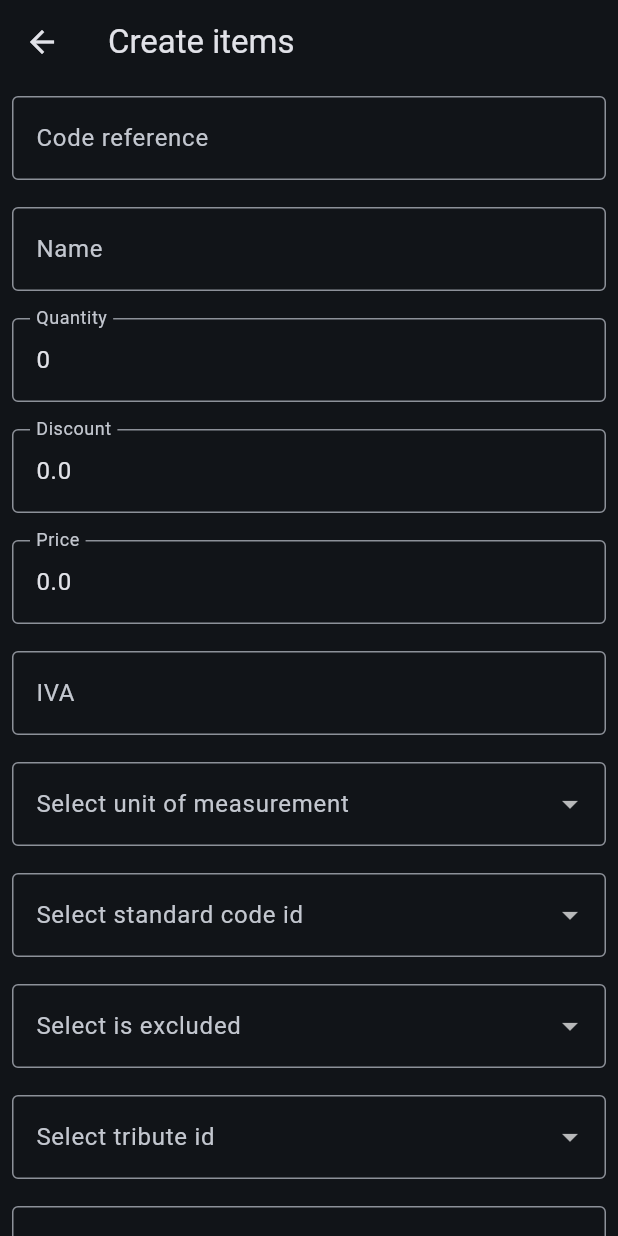
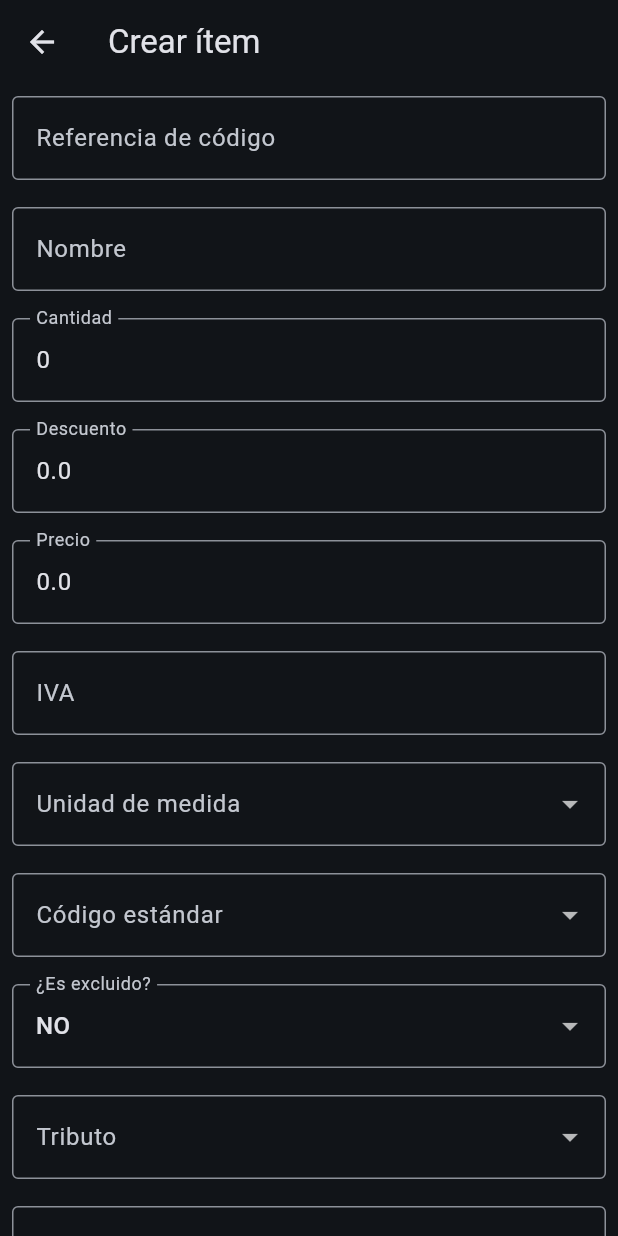
Before and after one commit to EndoRodrigo/final-app, a Flutter app: the ItemView screen opened by its route, on a phone screen of 412 x 824 dp. Run offline on Flutter 3.47's test engine with Material 3 defaults, Android fonts, the phone set to English and light mode, and no system bars; our stand-ins replace cloud_firestore, firebase_auth, firebase_core, flutter_screenutil, get; accounts and stored records are empty; generated files the repository leaves out were written again.

Commit message:
fix: ajuste de la logica de view en el crud

```diff
--- a/lib/ui/core/controller/item_controller.dart
+++ b/lib/ui/core/controller/item_controller.dart
@@ -30,7 +30,7 @@ class ItemController extends GetxController{
   final standard_code_id = 0.obs;
   final is_excluded = 0.obs;
   final tribute_id = 0.obs;
-  final withholding_taxes = <Withholding_taxes>[].obs;
+  //final withholding_taxes = <Withholding_taxes>[].obs;
 
 
   @override
@@ -53,6 +53,7 @@ class ItemController extends GetxController{
   Future<void> addcontroller() async {
     try {
       isLoading.value = true;
+      print(_payload());
       await _service.createItem(_payload());
       Get.snackbar('Éxito', 'Cliente creado correctamente', snackPosition: SnackPosition.BOTTOM,);
       Get.back();
@@ -102,7 +103,7 @@ class ItemController extends GetxController{
       standard_code_id: standard_code_id.value,
       is_excluded: is_excluded.value,
       tribute_id: tribute_id.value,
-      withholding_taxes: withholding_taxes.value,
+      //withholding_taxes: withholding_taxes.value,
     );
   }
 
@@ -120,7 +121,7 @@ class ItemController extends GetxController{
       standard_code_id.value = controller.value!['standard_code_id'];
       is_excluded.value = controller.value!['is_excluded'];
       tribute_id.value = controller.value!['tribute_id'];
-      withholding_taxes.value = controller.value!['withholding_taxes'];
+      //withholding_taxes.value = controller.value!['withholding_taxes'];
 
     } else {
       controller.value = null;
@@ -140,6 +141,6 @@ class ItemController extends GetxController{
     standard_code_id.value = 0;
     is_excluded.value = 0;
     tribute_id.value = 0;
-    withholding_taxes.value = [];
+    //withholding_taxes.value = [];
   }
 }
--- a/lib/ui/core/view/item_view.dart
+++ b/lib/ui/core/view/item_view.dart
@@ -1,7 +1,5 @@
 import 'package:flutter/material.dart';
-import 'package:get/get_state_manager/src/rx_flutter/rx_obx_widget.dart';
-import 'package:get/get_state_manager/src/simple/get_view.dart';
-import 'package:tirando_factos/domain/models/withholding_taxes.dart';
+import 'package:get/get.dart';
 
 import '../controller/item_controller.dart';
 
@@ -11,7 +9,7 @@ class ItemView extends GetView<ItemController> {
   @override
   Widget build(BuildContext context) {
     return Scaffold(
-      appBar: AppBar(title: Obx(() => Text(controller.isEditing ? 'Edit item' : 'Create items'))),
+      appBar: AppBar(title: Obx(() => Text(controller.isEditing ? 'Editar ítem' : 'Crear ítem'))),
       body: SingleChildScrollView(
         child: Padding(
           padding: const EdgeInsets.all(8.0),
@@ -21,114 +19,107 @@ class ItemView extends GetView<ItemController> {
               children: [
                 TextFormField(
                   initialValue: controller.code_reference.value,
-                  decoration: InputDecoration(label: Text('Code reference'), border: OutlineInputBorder(),),
+                  decoration: const InputDecoration(label: Text('Referencia de código'), border: OutlineInputBorder()),
                   onChanged: (v) => controller.code_reference.value = v,
                   validator: (v) => v == null || v.isEmpty ? 'Campo requerido' : null,
                 ),
-                SizedBox(height: 18),
+                const SizedBox(height: 18),
                 TextFormField(
                   initialValue: controller.name.value,
-                  decoration: InputDecoration(label: Text('Name'), border: OutlineInputBorder(),),
+                  decoration: const InputDecoration(label: Text('Nombre'), border: OutlineInputBorder()),
                   onChanged: (v) => controller.name.value = v,
                   validator: (v) => v == null || v.isEmpty ? 'Campo requerido' : null,
                 ),
-                SizedBox(height: 18),
+                const SizedBox(height: 18),
                 TextFormField(
                   initialValue: controller.quantity.value.toString(),
-                  decoration: InputDecoration(label: Text('Quantity'), border: OutlineInputBorder(),),
-                  onChanged: (v) => controller.quantity.value = int.parse(v),
+                  decoration: const InputDecoration(label: Text('Cantidad'), border: OutlineInputBorder()),
+                  keyboardType: TextInputType.number,
+                  onChanged: (v) => controller.quantity.value = int.tryParse(v) ?? 0,
                   validator: (v) => v == null || v.isEmpty ? 'Campo requerido' : null,
                 ),
-                SizedBox(height: 18),
+                const SizedBox(height: 18),
                 TextFormField(
                   initialValue: controller.discount_rate.value.toString(),
-                  decoration: InputDecoration(label: Text('Discount'), border: OutlineInputBorder(),),
-                  onChanged: (v) => controller.discount_rate.value = double.parse(v),
+                  decoration: const InputDecoration(label: Text('Descuento'), border: OutlineInputBorder()),
+                  keyboardType: TextInputType.number,
+                  onChanged: (v) => controller.discount_rate.value = double.tryParse(v) ?? 0.0,
                   validator: (v) => v == null || v.isEmpty ? 'Campo requerido' : null,
                 ),
-                SizedBox(height: 18),
+                const SizedBox(height: 18),
                 TextFormField(
                   initialValue: controller.price.value.toString(),
-                  decoration: InputDecoration(label: Text('Price'), border: OutlineInputBorder(),),
-                  onChanged: (v) => controller.price.value = double.parse(v),
+                  decoration: const InputDecoration(label: Text('Precio'), border: OutlineInputBorder()),
+                  keyboardType: TextInputType.number,
+                  onChanged: (v) => controller.price.value = double.tryParse(v) ?? 0.0,
                   validator: (v) => v == null || v.isEmpty ? 'Campo requerido' : null,
                 ),
-                SizedBox(height: 18),
+                const SizedBox(height: 18),
                 TextFormField(
                   initialValue: controller.tax_rate.value,
-                  decoration: InputDecoration(label: Text('IVA'), border: OutlineInputBorder(),),
+                  decoration: const InputDecoration(label: Text('IVA'), border: OutlineInputBorder()),
                   onChanged: (v) => controller.tax_rate.value = v,
                   validator: (v) => v == null || v.isEmpty ? 'Campo requerido' : null,
                 ),
-                SizedBox(height: 18),
-                Obx(() => DropdownButtonFormField(
-                  decoration: InputDecoration(
-                    label: Text('Select unit of measurement'),
-                    border: OutlineInputBorder(),
-                  ),
-                  items: [
+                const SizedBox(height: 18),
+                Obx(() => DropdownButtonFormField<int>(
+                  value: controller.unit_measure_id.value == 0 ? null : controller.unit_measure_id.value,
+                  decoration: const InputDecoration(label: Text('Unidad de medida'), border: OutlineInputBorder()),
+                  items: const [
                     DropdownMenuItem(value: 70, child: Text('Unidad')),
-                    DropdownMenuItem(value: 414, child: Text('kilogramo')),
+                    DropdownMenuItem(value: 414, child: Text('Kilogramo')),
                   ],
-                  onChanged: (v) => controller.unit_measure_id.value = int.parse(v as String),
-                ),),
-                SizedBox(height: 18),
-                Obx(() => DropdownButtonFormField(
-                  decoration: InputDecoration(label: Text('Select standard code id'), border: OutlineInputBorder(),),
-                  items: [
+                  onChanged: (v) => controller.unit_measure_id.value = v!,
+                )),
+                const SizedBox(height: 18),
+                Obx(() => DropdownButtonFormField<int>(
+                  value: controller.standard_code_id.value == 0 ? null : controller.standard_code_id.value,
+                  decoration: const InputDecoration(label: Text('Código estándar'), border: OutlineInputBorder()),
+                  items: const [
                     DropdownMenuItem(value: 1, child: Text('Unidad')),
-                    DropdownMenuItem(value: 2, child: Text('kilogramo')),
+                    DropdownMenuItem(value: 2, child: Text('Kilogramo')),
                   ],
-                  onChanged: (v) => controller.standard_code_id.value = int.parse(v as String),
-                ),),
-                SizedBox(height: 18),
-                Obx(() => DropdownButtonFormField(
-                  decoration: InputDecoration(
-                    label: Text('Select is excluded'),
-                    border: OutlineInputBorder(),
-                  ),
-                  items: [
-                    DropdownMenuItem(value: 1, child: Text('SI')),
-                    DropdownMenuItem(value: 0, child: Text('No')),
+                  onChanged: (v) => controller.standard_code_id.value = v!,
+                )),
+                const SizedBox(height: 18),
+                Obx(() => DropdownButtonFormField<int>(
+                  value: controller.is_excluded.value,
+                  decoration: const InputDecoration(label: Text('¿Es excluido?'), border: OutlineInputBorder()),
+                  items: const [
+                    DropdownMenuItem(value: 1, child: Text('SÍ')),
+                    DropdownMenuItem(value: 0, child: Text('NO')),
                   ],
-                  onChanged: (v) => controller.is_excluded.value = int.parse(v as String),
-                ),),
-                SizedBox(height: 18),
-                Obx(() => DropdownButtonFormField(
-                  decoration: InputDecoration(
-                    label: Text('Select tribute id'),
-                    border: OutlineInputBorder(),
-                  ),
-                  items: [
-                    DropdownMenuItem(value: 1, child: Text('Impuesto sobre la Ventas')),
-                    DropdownMenuItem(value: 2, child: Text('Impuesto de Industria, Comercio y Aviso')),
+                  onChanged: (v) => controller.is_excluded.value = v!,
+                )),
+                const SizedBox(height: 18),
+                Obx(() => DropdownButtonFormField<int>(
+                  value: controller.tribute_id.value == 0 ? null : controller.tribute_id.value,
+                  decoration: const InputDecoration(label: Text('Tributo'), border: OutlineInputBorder()),
+                  items: const [
+                    DropdownMenuItem(value: 1, child: Text('Impuesto sobre las Ventas')),
+                    DropdownMenuItem(value: 2, child: Text('Impuesto de Industria y Comercio')),
                   ],
-                  onChanged: (v) => controller.tribute_id.value = int.parse(v as String),
-                ),),
-                SizedBox(height: 18),
-
-                Obx(() => DropdownButtonFormField(
-                  decoration: InputDecoration(
-                    label: Text('Select withholding tax rate'),
-                    border: OutlineInputBorder(),
-                  ),
-                  items: [
+                  onChanged: (v) => controller.tribute_id.value = v!,
+                )),
+                const SizedBox(height: 18),
+                DropdownButtonFormField<int>(
+                  decoration: const InputDecoration(label: Text('Tasa de retención'), border: OutlineInputBorder()),
+                  items: const [
                     DropdownMenuItem(value: 1, child: Text('IVA')),
                     DropdownMenuItem(value: 2, child: Text('No aplica')),
                   ],
-                  onChanged: (v) => controller.withholding_taxes.value = int.parse(v as String) as List<Withholding_taxes>,
-                ),),
-
-                SizedBox(height: 30),
-                Obx(() => controller.isLoading.value ? const CircularProgressIndicator() : SizedBox(
-                  width: double.infinity,
-                  child: ElevatedButton(
-                    onPressed: controller.submit,
-                    child: Text(
-                      controller.isEditing ? 'Actualizar' : 'Crear',
+                  onChanged: (v) {}, // Temporal hasta que tengas la variable en el controlador
+                ),
+                const SizedBox(height: 30),
+                Obx(() => controller.isLoading.value
+                  ? const Center(child: CircularProgressIndicator())
+                  : SizedBox(
+                    width: double.infinity,
+                    child: ElevatedButton(
+                      onPressed: controller.submit,
+                      child: Text(controller.isEditing ? 'Actualizar' : 'Crear'),
                     ),
                   ),
-                ),
                 ),
               ],
             ),
--- a/lib/ui/core/view/items_detail_view.dart
+++ b/lib/ui/core/view/items_detail_view.dart
@@ -82,13 +82,13 @@ class ItemsDetailView extends StatelessWidget {
                       return ListTile(
                         leading: const Icon(Icons.person),
                         title: Text(data['name'] ?? 'Sin nombre'),
-                        subtitle: Text(data['Price'] ?? ''),
+                        subtitle: Text(data['code_reference'] ?? ''),
                         trailing: Row(
                           mainAxisSize: MainAxisSize.min,
                           children: [
                             IconButton(
                               onPressed: () {
-                                Get.toNamed(AppRoutes.CUSTOMER, arguments: data);
+                                Get.toNamed(AppRoutes.ITEM, arguments: data);
                                 controller.getData();
                               },
                               icon: const Icon(Icons.edit),
```
